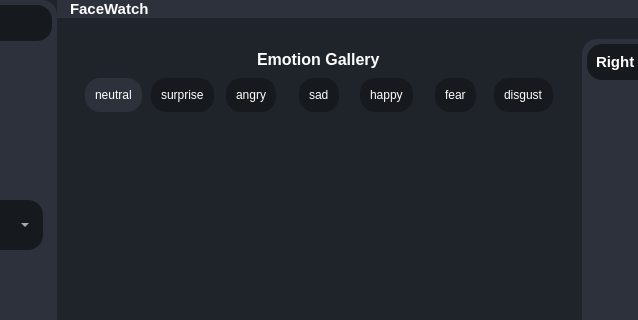
First picture: the form in GUI/interface.ui, repository noureisawy/facewatchdesktop, before the edit; both pictures show x 608 to 1246 and y 0 to 320 of the 1371 by 642 pixel window.
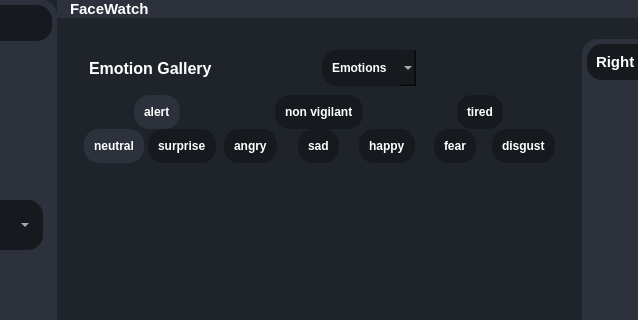
Second picture: the form after the edit. The open tabs and pages were chosen to show the change. Icons and pictures are not drawn. Custom widgets are drawn as their Qt base class.

```diff
--- a/GUI/interface.ui
+++ b/GUI/interface.ui
@@ -77,7 +77,7 @@
 background-color:#2c313c;
 }
 
-#neutralBtn, #surpriseBtn, #angryBtn, #sadBtn, #happyBtn, #fearBtn, #disgustBtn, #analysisCompo{
+#neutralBtn, #surpriseBtn, #angryBtn, #sadBtn, #happyBtn, #fearBtn, #disgustBtn, #dataAnalysisSelection, #selectGalleryComp, #tiredBtn, #non_vigilantBtn, #alertBtn{
 background-color:#16191d;
 border-radius:15px;
 padding: 10px;
@@ -1635,8 +1635,8 @@
                     </property>
                     <item alignment="Qt::AlignTop">
                      <widget class="QWidget" name="widget_12" native="true">
-                      <layout class="QVBoxLayout" name="verticalLayout_17">
-                       <item alignment="Qt::AlignHCenter|Qt::AlignTop">
+                      <layout class="QHBoxLayout" name="horizontalLayout_4">
+                       <item>
                         <widget class="QLabel" name="label_9">
                          <property name="font">
                           <font>
@@ -1650,6 +1650,87 @@
                          </property>
                         </widget>
                        </item>
+                       <item alignment="Qt::AlignLeft">
+                        <widget class="QComboBox" name="selectGalleryComp">
+                         <property name="font">
+                          <font>
+                           <pointsize>9</pointsize>
+                           <weight>75</weight>
+                           <bold>true</bold>
+                          </font>
+                         </property>
+                         <item>
+                          <property name="text">
+                           <string>Emotions</string>
+                          </property>
+                         </item>
+                         <item>
+                          <property name="text">
+                           <string>Alertness</string>
+                          </property>
+                         </item>
+                        </widget>
+                       </item>
+                      </layout>
+                     </widget>
+                    </item>
+                    <item>
+                     <widget class="QWidget" name="alertnessWid" native="true">
+                      <layout class="QHBoxLayout" name="horizontalLayout_5">
+                       <property name="leftMargin">
+                        <number>0</number>
+                       </property>
+                       <property name="topMargin">
+                        <number>0</number>
+                       </property>
+                       <property name="rightMargin">
+                        <number>0</number>
+                       </property>
+                       <property name="bottomMargin">
+                        <number>0</number>
+                       </property>
+                       <item alignment="Qt::AlignHCenter">
+                        <widget class="QPushButton" name="alertBtn">
+                         <property name="font">
+                          <font>
+                           <weight>75</weight>
+                           <bold>true</bold>
+                          </font>
+                         </property>
+                         <property name="styleSheet">
+                          <string notr="true">background-color:#2c313c;</string>
+                         </property>
+                         <property name="text">
+                          <string>alert</string>
+                         </property>
+                        </widget>
+                       </item>
+                       <item alignment="Qt::AlignHCenter">
+                        <widget class="QPushButton" name="non_vigilantBtn">
+                         <property name="font">
+                          <font>
+                           <weight>75</weight>
+                           <bold>true</bold>
+                          </font>
+                         </property>
+                         <property name="text">
+                          <string>non vigilant</string>
+                         </property>
+                        </widget>
+                       </item>
+                       <item alignment="Qt::AlignHCenter">
+                        <widget class="QPushButton" name="tiredBtn">
+                         <property name="font">
+                          <font>
+                           <weight>75</weight>
+                           <bold>true</bold>
+                          </font>
+                         </property>
+                         <property name="text">
+                          <string>tired</string>
+                         </property>
+                        </widget>
+                       </item>
                       </layout>
                      </widget>
                     </item>
@@ -1673,6 +1754,12 @@
                        </property>
                        <item alignment="Qt::AlignHCenter">
                         <widget class="QPushButton" name="neutralBtn">
+                         <property name="font">
+                          <font>
+                           <weight>75</weight>
+                           <bold>true</bold>
+                          </font>
+                         </property>
                          <property name="styleSheet">
                           <string notr="true">background-color:#2c313c;</string>
                          </property>
@@ -1683,6 +1770,12 @@
                        </item>
                        <item alignment="Qt::AlignHCenter">
                         <widget class="QPushButton" name="surpriseBtn">
+                         <property name="font">
+                          <font>
+                           <weight>75</weight>
+                           <bold>true</bold>
+                          </font>
+                         </property>
                          <property name="text">
                           <string>surprise</string>
                          </property>
@@ -1690,6 +1783,12 @@
                        </item>
                        <item alignment="Qt::AlignHCenter">
                         <widget class="QPushButton" name="angryBtn">
+                         <property name="font">
+                          <font>
+                           <weight>75</weight>
+                           <bold>true</bold>
+                          </font>
+                         </property>
                          <property name="text">
                           <string>angry</string>
                          </property>
@@ -1697,6 +1796,12 @@
                        </item>
                        <item alignment="Qt::AlignHCenter">
                         <widget class="QPushButton" name="sadBtn">
+                         <property name="font">
+                          <font>
+                           <weight>75</weight>
+                           <bold>true</bold>
+                          </font>
+                         </property>
                          <property name="text">
                           <string>sad</string>
                          </property>
@@ -1704,6 +1809,12 @@
                        </item>
                        <item alignment="Qt::AlignHCenter">
                         <widget class="QPushButton" name="happyBtn">
+                         <property name="font">
+                          <font>
+                           <weight>75</weight>
+                           <bold>true</bold>
+                          </font>
+                         </property>
                          <property name="text">
                           <string>happy</string>
                          </property>
@@ -1711,6 +1822,12 @@
                        </item>
                        <item alignment="Qt::AlignHCenter">
                         <widget class="QPushButton" name="fearBtn">
+                         <property name="font">
+                          <font>
+                           <weight>75</weight>
+                           <bold>true</bold>
+                          </font>
+                         </property>
                          <property name="text">
                           <string>fear</string>
                          </property>
@@ -1718,6 +1835,12 @@
                        </item>
                        <item alignment="Qt::AlignHCenter">
                         <widget class="QPushButton" name="disgustBtn">
+                         <property name="font">
+                          <font>
+                           <weight>75</weight>
+                           <bold>true</bold>
+                          </font>
+                         </property>
                          <property name="text">
                           <string>disgust</string>
                          </property>
```
Left out of the diff: 8 changed lines with no effect on the pictures.
